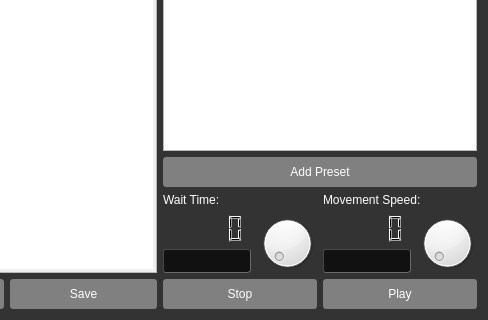
Qt form mainwindow.ui (nospam2k/Sony-PTZ-Controller) before a commit; both pictures show x 154 to 642 and y 231 to 551 of the 642 by 551 pixel window.
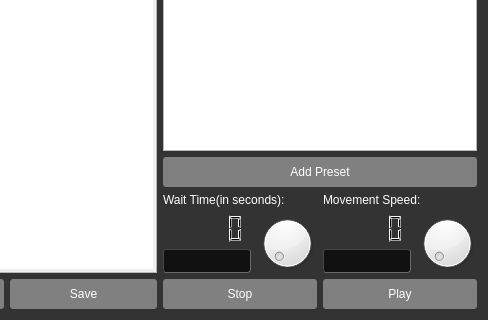
The same form after that commit. Icons and pictures are not drawn.

What changed in the file:
```diff
--- a/mainwindow.ui
+++ b/mainwindow.ui
@@ -379,7 +379,7 @@
               <item>
                <widget class="QLabel" name="label">
                 <property name="text">
-                 <string>Wait Time:</string>
+                 <string>Wait Time(in seconds):</string>
                 </property>
                </widget>
               </item>
```
